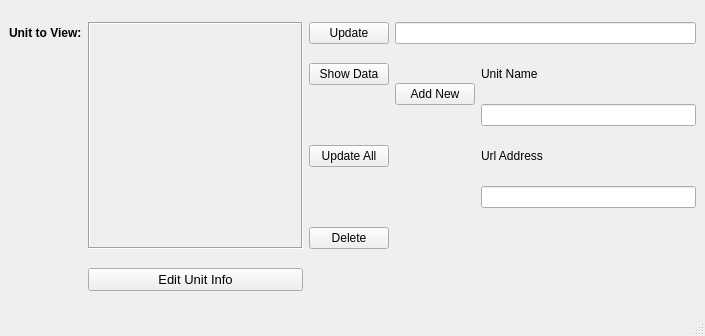
Before: the Qt Designer form GUI.ui in SeanMilty95/FinalScraper, drawn with Qt 5.
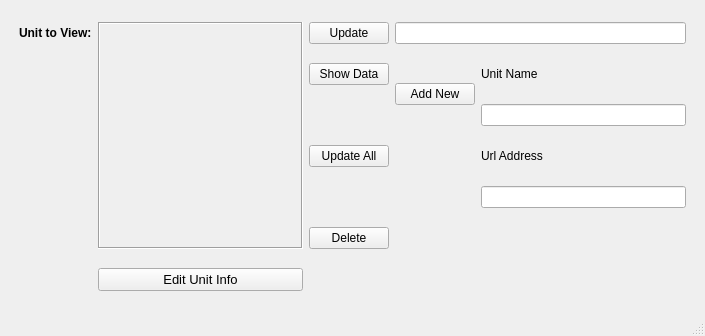
After: the same form once the commit is applied.

```diff
--- a/GUI.ui
+++ b/GUI.ui
@@ -15,14 +15,7 @@
   </property>
   <widget class="QWidget" name="centralwidget">
    <layout class="QGridLayout" name="gridLayout">
-    <item row="4" column="4">
-     <widget class="QLineEdit" name="lineEdit_2">
-      <property name="clearButtonEnabled">
-       <bool>true</bool>
-      </property>
-     </widget>
-    </item>
-    <item row="0" column="1" rowspan="6">
+    <item row="0" column="2" rowspan="6">
      <widget class="QScrollArea" name="scrollArea">
       <property name="frameShape">
        <enum>QFrame::Box</enum>
@@ -38,21 +31,21 @@
         <rect>
          <x>0</x>
          <y>0</y>
-         <width>218</width>
+         <width>202</width>
          <height>208</height>
         </rect>
        </property>
       </widget>
      </widget>
     </item>
-    <item row="1" column="3" rowspan="2">
+    <item row="1" column="4" rowspan="2">
      <widget class="QPushButton" name="pushButton_2">
       <property name="text">
        <string>Add New</string>
       </property>
      </widget>
     </item>
-    <item row="0" column="2">
+    <item row="0" column="3">
      <widget class="QPushButton" name="pushButton">
       <property name="sizePolicy">
        <sizepolicy hsizetype="Minimum" vsizetype="Maximum">
@@ -65,14 +58,21 @@
       </property>
      </widget>
     </item>
-    <item row="1" column="2">
+    <item row="1" column="3">
      <widget class="QPushButton" name="show_data">
       <property name="text">
        <string>Show Data</string>
       </property>
      </widget>
     </item>
-    <item row="0" column="0">
+    <item row="5" column="3">
+     <widget class="QPushButton" name="pushButton_5">
+      <property name="text">
+       <string>Delete</string>
+      </property>
+     </widget>
+    </item>
+    <item row="0" column="1">
      <widget class="QLabel" name="label">
       <property name="font">
        <font>
@@ -85,60 +85,92 @@
       </property>
      </widget>
     </item>
-    <item row="1" column="4">
+    <item row="1" column="5">
      <widget class="QLabel" name="label_2">
       <property name="text">
        <string>Unit Name</string>
       </property>
      </widget>
     </item>
-    <item row="0" column="3" colspan="2">
+    <item row="0" column="4" colspan="2">
      <widget class="QLineEdit" name="ErrorEdit">
       <property name="clearButtonEnabled">
        <bool>false</bool>
       </property>
      </widget>
     </item>
-    <item row="5" column="2">
-     <widget class="QPushButton" name="pushButton_5">
-      <property name="text">
-       <string>Delete</string>
+    <item row="6" column="2">
+     <widget class="QPushButton" name="EditUnit">
+      <property name="font">
+       <font>
+        <pointsize>10</pointsize>
+       </font>
       </property>
-     </widget>
-    </item>
-    <item row="3" column="4">
-     <widget class="QLabel" name="label_3">
       <property name="text">
-       <string>Url Address</string>
+       <string>Edit Unit Info</string>
       </property>
      </widget>
     </item>
-    <item row="2" column="4">
+    <item row="2" column="5">
      <widget class="QLineEdit" name="lineEdit">
       <property name="autoFillBackground">
        <bool>false</bool>
       </property>
      </widget>
     </item>
-    <item row="3" column="2">
+    <item row="3" column="5">
+     <widget class="QLabel" name="label_3">
+      <property name="text">
+       <string>Url Address</string>
+      </property>
+     </widget>
+    </item>
+    <item row="3" column="3">
      <widget class="QPushButton" name="pushButton_3">
       <property name="text">
        <string>Update All</string>
       </property>
      </widget>
     </item>
-    <item row="6" column="1">
-     <widget class="QPushButton" name="EditUnit">
-      <property name="font">
-       <font>
-        <pointsize>10</pointsize>
-       </font>
-      </property>
-      <property name="text">
-       <string>Edit Unit Info</string>
+    <item row="4" column="5">
+     <widget class="QLineEdit" name="lineEdit_2">
+      <property name="clearButtonEnabled">
+       <bool>true</bool>
       </property>
      </widget>
     </item>
+    <item row="0" column="0">
+     <spacer name="horizontalSpacer">
+      <property name="orientation">
+       <enum>Qt::Horizontal</enum>
+      </property>
+      <property name="sizeType">
+       <enum>QSizePolicy::Fixed</enum>
+      </property>
+      <property name="sizeHint" stdset="0">
+       <size>
+        <width>10</width>
+        <height>20</height>
+       </size>
+      </property>
+     </spacer>
+    </item>
+    <item row="2" column="6">
+     <spacer name="horizontalSpacer_2">
+      <property name="orientation">
+       <enum>Qt::Horizontal</enum>
+      </property>
+      <property name="sizeType">
+       <enum>QSizePolicy::Fixed</enum>
+      </property>
+      <property name="sizeHint" stdset="0">
+       <size>
+        <width>10</width>
+        <height>20</height>
+       </size>
+      </property>
+     </spacer>
+    </item>
    </layout>
   </widget>
   <widget class="QMenuBar" name="menubar">
```
